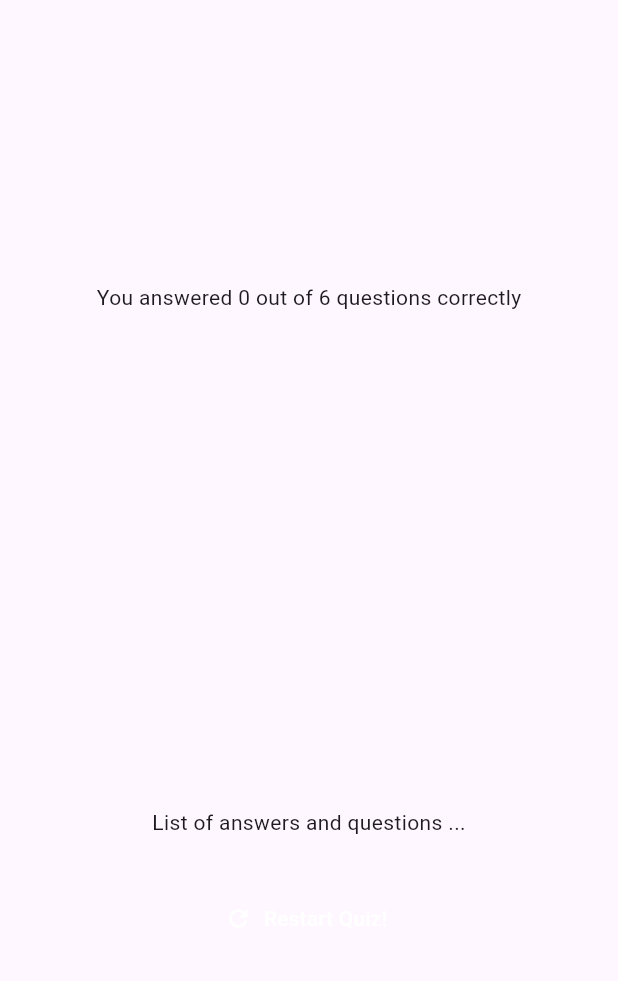
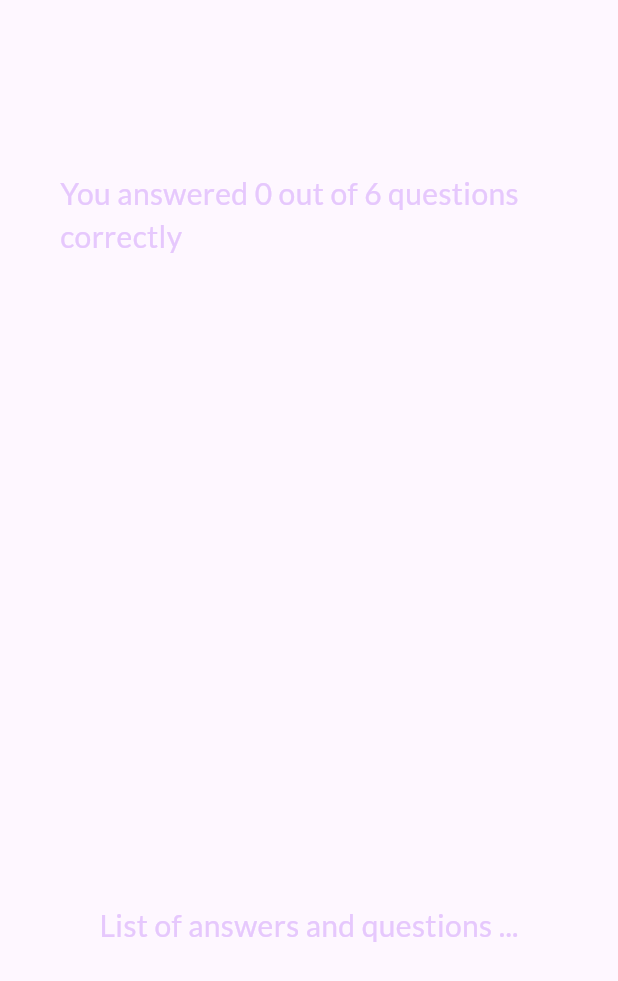
Before and after one commit to robimolteni/QuizApp, a Flutter app: the ResultScreen widget shown alone on an empty page, opened directly with empty values, on a phone screen of 412 x 824 dp. Shown: the top 981 px of the screen. Run offline on Flutter 3.47's test engine with Material 3 defaults, Android fonts, the phone set to English and light mode, and no system bars; our stand-ins replace google_fonts.

Commit message:
[I] Added test quiz result page

```diff
--- /dev/null
+++ b/lib/questions_summary/questions_summary.dart
@@ -0,0 +1,26 @@
+import 'package:flutter/material.dart';
+import 'package:quiz_app_flutter/questions_summary/summary_item.dart';
+
+class QuestionsSummary extends StatelessWidget {
+
+  QuestionsSummary(this.summaryData, {super.key});
+
+  final List<Map<String, Object>> summaryData;
+
+  @override
+  Widget build(BuildContext context) {
+
+    return SizedBox(
+      height: 400,
+      child: SingleChildScrollView(
+        child: Column(
+          children: summaryData.map(
+              (data) {
+                return SummaryItem(data);
+              },
+            ).toList(),
+          ),
+        ),
+    );
+  }
+}
--- a/lib/result_screen.dart
+++ b/lib/result_screen.dart
@@ -1,6 +1,7 @@
 import 'package:flutter/material.dart';
+import 'package:google_fonts/google_fonts.dart';
 import 'package:quiz_app_flutter/data/questions.dart';
-import 'package:quiz_app_flutter/questions_summary.dart';
+import 'package:quiz_app_flutter/questions_summary/questions_summary.dart';
 
 class ResultScreen extends StatelessWidget {
 
@@ -50,12 +51,21 @@ class ResultScreen extends StatelessWidget {
         child: Column(
           mainAxisAlignment: MainAxisAlignment.center,
           children: [
-            Text('You answered $numCorrectQuestions out of $numTotalQuestions questions correctly'),
+            Text('You answered $numCorrectQuestions out of $numTotalQuestions questions correctly',
+            style: GoogleFonts.lato(
+              color: const Color.fromARGB(255, 230, 200, 253),
+              fontSize: 20,
+              fontWeight: FontWeight.normal,
+            ),),
             const SizedBox(
               height: 30,
             ),
             QuestionsSummary(summaryData),
-            const Text('List of answers and questions ...'),
+             Text('List of answers and questions ...',
+              style: GoogleFonts.lato(
+                color: const Color.fromARGB(255, 230, 200, 253),
+                fontSize: 20,
+                fontWeight: FontWeight.normal),),
             const SizedBox(
               height: 30,
             ),
```
Also changed, not shown: lib/questions_summary.dart (deleted, +0 -41 lines), lib/questions_summary/question_identifier.dart (added, +37 -0 lines), lib/questions_summary/summary_item.dart (added, +59 -0 lines).
